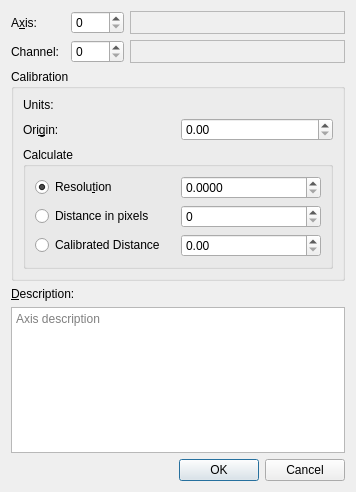
ctigaret/scipyen, file src/scipyen/gui/axescalibrationdialog2.ui: the form before one commit.
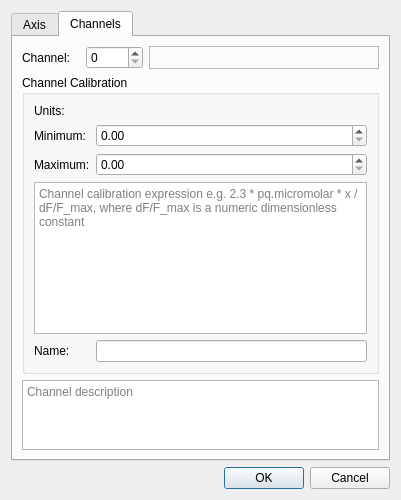
The form after the commit. The open tabs and pages were chosen to show the change. Custom widgets are drawn as their Qt base class.

The edit to the form file:
```diff
--- a/src/scipyen/gui/axescalibrationdialog2.ui
+++ b/src/scipyen/gui/axescalibrationdialog2.ui
@@ -9,8 +9,8 @@
    <rect>
     <x>0</x>
     <y>0</y>
-    <width>356</width>
-    <height>492</height>
+    <width>401</width>
+    <height>500</height>
    </rect>
   </property>
   <property name="windowTitle">
@@ -19,6 +19,26 @@
   <property name="modal">
    <bool>true</bool>
   </property>
+  <layout class="QGridLayout" name="gridLayout_4">
+   <item row="1" column="0">
+    <widget class="QDialogButtonBox" name="buttonBox">
+     <property name="orientation">
+      <enum>Qt::Horizontal</enum>
+     </property>
+     <property name="standardButtons">
+      <set>QDialogButtonBox::Cancel|QDialogButtonBox::Ok</set>
+     </property>
+    </widget>
+   </item>
+   <item row="0" column="0">
+    <widget class="QTabWidget" name="tabWidget">
+     <property name="currentIndex">
+      <number>0</number>
+     </property>
+     <widget class="QWidget" name="tabWidgetPage1" native="true">
+      <attribute name="title">
+       <string>Axis</string>
+      </attribute>
   <layout class="QGridLayout" name="gridLayout_3">
    <item row="0" column="0">
     <layout class="QHBoxLayout" name="horizontalLayout">
@@ -37,10 +57,7 @@
         </size>
        </property>
        <property name="text">
-        <string>A&amp;xis:</string>
-       </property>
-       <property name="buddy">
-        <cstring>axisIndexSpinBox</cstring>
+            <string>Axis:</string>
        </property>
       </widget>
      </item>
@@ -109,65 +126,7 @@
     </layout>
    </item>
    <item row="1" column="0">
-    <layout class="QHBoxLayout" name="horizontalLayout_2">
-     <item>
-      <widget class="QLabel" name="label_3">
-       <property name="sizePolicy">
-        <sizepolicy hsizetype="Minimum" vsizetype="Preferred">
-         <horstretch>1</horstretch>
-         <verstretch>0</verstretch>
-        </sizepolicy>
-       </property>
-       <property name="text">
-        <string>Channel:</string>
-       </property>
-       <property name="buddy">
-        <cstring>channelIndexSpinBox</cstring>
-       </property>
-      </widget>
-     </item>
-     <item>
-      <widget class="QSpinBox" name="channelIndexSpinBox">
-       <property name="sizePolicy">
-        <sizepolicy hsizetype="MinimumExpanding" vsizetype="Fixed">
-         <horstretch>1</horstretch>
-         <verstretch>0</verstretch>
-        </sizepolicy>
-       </property>
-       <property name="minimumSize">
-        <size>
-         <width>20</width>
-         <height>0</height>
-        </size>
-       </property>
-      </widget>
-     </item>
-     <item>
-      <widget class="QLabel" name="channelInfoLabel">
-       <property name="sizePolicy">
-        <sizepolicy hsizetype="Expanding" vsizetype="Preferred">
-         <horstretch>4</horstretch>
-         <verstretch>0</verstretch>
-        </sizepolicy>
-       </property>
-       <property name="frameShape">
-        <enum>QFrame::StyledPanel</enum>
-       </property>
-       <property name="frameShadow">
-        <enum>QFrame::Sunken</enum>
-       </property>
-       <property name="text">
-        <string/>
-       </property>
-       <property name="buddy">
-        <cstring>channelIndexSpinBox</cstring>
-       </property>
-      </widget>
-     </item>
-    </layout>
-   </item>
-   <item row="2" column="0">
-    <widget class="QGroupBox" name="calibrationGroupBox">
+        <widget class="QGroupBox" name="axisCalibrationGroupBox">
      <property name="sizePolicy">
       <sizepolicy hsizetype="Expanding" vsizetype="Preferred">
        <horstretch>1</horstretch>
@@ -178,7 +137,7 @@
       <string>Calibrate axis. Selected parameter below will be calculated based on the value of the other two</string>
      </property>
      <property name="title">
-      <string>Calibration</string>
+          <string>Axis Calibration</string>
      </property>
      <layout class="QGridLayout" name="gridLayout_2">
       <item row="0" column="0">
@@ -193,7 +152,7 @@
          <string>Select a physical unit</string>
         </property>
         <property name="text">
-         <string>Units:</string>
+             <string>Axis units:</string>
         </property>
        </widget>
       </item>
@@ -203,10 +162,7 @@
       <item row="1" column="0">
        <widget class="QLabel" name="label_2">
         <property name="text">
-         <string>Ori&amp;gin:</string>
-        </property>
-        <property name="buddy">
-         <cstring>originSpinBox</cstring>
+             <string>Axis origin:</string>
         </property>
        </widget>
       </item>
@@ -226,7 +182,17 @@
         </property>
        </widget>
       </item>
-      <item row="2" column="0" colspan="2">
+          <item row="2" column="0">
+           <widget class="QLabel" name="label_8">
+            <property name="text">
+             <string>Axis name:</string>
+            </property>
+           </widget>
+          </item>
+          <item row="2" column="1">
+           <widget class="QLineEdit" name="lineEdit_2"/>
+          </item>
+          <item row="3" column="0" colspan="2">
        <widget class="QGroupBox" name="groupBox">
         <property name="toolTip">
          <string>Selected parameter to calculate using the values of other two parameters.</string>
@@ -300,7 +266,7 @@
 Select this to calculate it based on Resolution and Calibrated distance</string>
            </property>
            <property name="text">
-            <string>Distance in pixels</string>
+                <string>Distance in samples</string>
            </property>
           </widget>
          </item>
@@ -334,7 +300,7 @@
 Select this to calculate it based on Resolution and Distance in pixels</string>
            </property>
            <property name="text">
-            <string>Calibrated Distance</string>
+                <string>Calibrated distance</string>
            </property>
           </widget>
          </item>
@@ -354,17 +320,7 @@
      </layout>
     </widget>
    </item>
-   <item row="3" column="0">
-    <widget class="QLabel" name="label_4">
-     <property name="text">
-      <string>&amp;Description:</string>
-     </property>
-     <property name="buddy">
-      <cstring>axisDescriptionEdit</cstring>
-     </property>
-    </widget>
-   </item>
-   <item row="4" column="0">
+       <item row="2" column="0">
     <widget class="QPlainTextEdit" name="axisDescriptionEdit">
      <property name="sizePolicy">
       <sizepolicy hsizetype="Expanding" vsizetype="Preferred">
@@ -380,14 +336,157 @@
      </property>
     </widget>
    </item>
-   <item row="5" column="0">
-    <widget class="QDialogButtonBox" name="buttonBox">
-     <property name="orientation">
-      <enum>Qt::Horizontal</enum>
-     </property>
-     <property name="standardButtons">
-      <set>QDialogButtonBox::Cancel|QDialogButtonBox::Ok</set>
-     </property>
+      </layout>
+     </widget>
+     <widget class="QWidget" name="tabWidgetPage2" native="true">
+      <attribute name="title">
+       <string>Channels</string>
+      </attribute>
+      <layout class="QGridLayout" name="gridLayout_6">
+       <item row="0" column="0">
+        <layout class="QHBoxLayout" name="horizontalLayout_2">
+         <item>
+          <widget class="QLabel" name="label_3">
+           <property name="sizePolicy">
+            <sizepolicy hsizetype="Minimum" vsizetype="Preferred">
+             <horstretch>1</horstretch>
+             <verstretch>0</verstretch>
+            </sizepolicy>
+           </property>
+           <property name="text">
+            <string>Channel:</string>
+           </property>
+          </widget>
+         </item>
+         <item>
+          <widget class="QSpinBox" name="channelIndexSpinBox">
+           <property name="sizePolicy">
+            <sizepolicy hsizetype="MinimumExpanding" vsizetype="Fixed">
+             <horstretch>1</horstretch>
+             <verstretch>0</verstretch>
+            </sizepolicy>
+           </property>
+           <property name="minimumSize">
+            <size>
+             <width>20</width>
+             <height>0</height>
+            </size>
+           </property>
+          </widget>
+         </item>
+         <item>
+          <widget class="QLabel" name="channelInfoLabel">
+           <property name="sizePolicy">
+            <sizepolicy hsizetype="Expanding" vsizetype="Preferred">
+             <horstretch>4</horstretch>
+             <verstretch>0</verstretch>
+            </sizepolicy>
+           </property>
+           <property name="frameShape">
+            <enum>QFrame::StyledPanel</enum>
+           </property>
+           <property name="frameShadow">
+            <enum>QFrame::Sunken</enum>
+           </property>
+           <property name="text">
+            <string/>
+           </property>
+          </widget>
+         </item>
+        </layout>
+       </item>
+       <item row="1" column="0">
+        <widget class="QGroupBox" name="channelCalibrationGroupBox">
+         <property name="sizePolicy">
+          <sizepolicy hsizetype="Expanding" vsizetype="Preferred">
+           <horstretch>1</horstretch>
+           <verstretch>0</verstretch>
+          </sizepolicy>
+         </property>
+         <property name="toolTip">
+          <string>Calibrate axis. Selected parameter below will be calculated based on the value of the other two</string>
+         </property>
+         <property name="title">
+          <string>Channel Calibration</string>
+         </property>
+         <layout class="QGridLayout" name="gridLayout_5">
+          <item row="0" column="0">
+           <widget class="QLabel" name="label_6">
+            <property name="toolTip">
+             <string>Select a physical unit</string>
+            </property>
+            <property name="statusTip">
+             <string>Select a physical unit</string>
+            </property>
+            <property name="whatsThis">
+             <string>Select a physical unit</string>
+            </property>
+            <property name="text">
+             <string>Units:</string>
+            </property>
+           </widget>
+          </item>
+          <item row="0" column="1">
+           <widget class="QuantityChooserWidget" name="channelUnitSelectionWidget" native="true"/>
+          </item>
+          <item row="1" column="0">
+           <widget class="QLabel" name="label_7">
+            <property name="text">
+             <string>Minimum:</string>
+            </property>
+           </widget>
+          </item>
+          <item row="1" column="1">
+           <widget class="QDoubleSpinBox" name="channelMinimumDoubleSpinBox"/>
+          </item>
+          <item row="2" column="0">
+           <widget class="QLabel" name="label_9">
+            <property name="text">
+             <string>Maximum:</string>
+            </property>
+           </widget>
+          </item>
+          <item row="2" column="1">
+           <widget class="QDoubleSpinBox" name="channelMaximumDoubleSpinBox"/>
+          </item>
+          <item row="3" column="0" colspan="2">
+           <widget class="QPlainTextEdit" name="channelCalibrationFunctionTextEdit">
+            <property name="placeholderText">
+             <string extracomment="Example shown for Fluo5F">Channel calibration expression e.g. 2.3 * pq.micromolar * x / dF/F_max, where dF/F_max is a numeric dimensionless constant</string>
+            </property>
+           </widget>
+          </item>
+          <item row="4" column="0">
+           <widget class="QLabel" name="label_4">
+            <property name="text">
+             <string>Name:</string>
+            </property>
+           </widget>
+          </item>
+          <item row="4" column="1">
+           <widget class="QLineEdit" name="lineEdit"/>
+          </item>
+         </layout>
+        </widget>
+       </item>
+       <item row="2" column="0">
+        <widget class="QPlainTextEdit" name="channelDescriptionEdit">
+         <property name="sizePolicy">
+          <sizepolicy hsizetype="Expanding" vsizetype="Preferred">
+           <horstretch>0</horstretch>
+           <verstretch>1</verstretch>
+          </sizepolicy>
+         </property>
+         <property name="toolTip">
+          <string>Channel description</string>
+         </property>
+         <property name="placeholderText">
+          <string>Channel description</string>
+         </property>
+        </widget>
+       </item>
+      </layout>
+     </widget>
     </widget>
    </item>
   </layout>
```
Left out of the diff: 25 changed lines with no effect on the pictures. Lines whose indentation alone changed are shown as unchanged.
